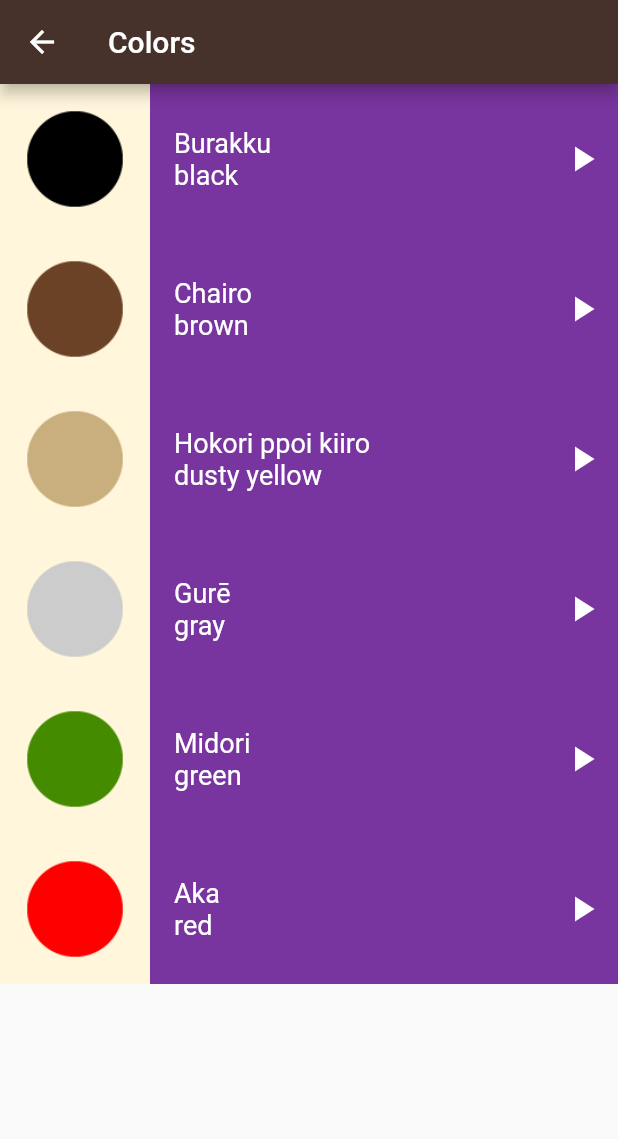
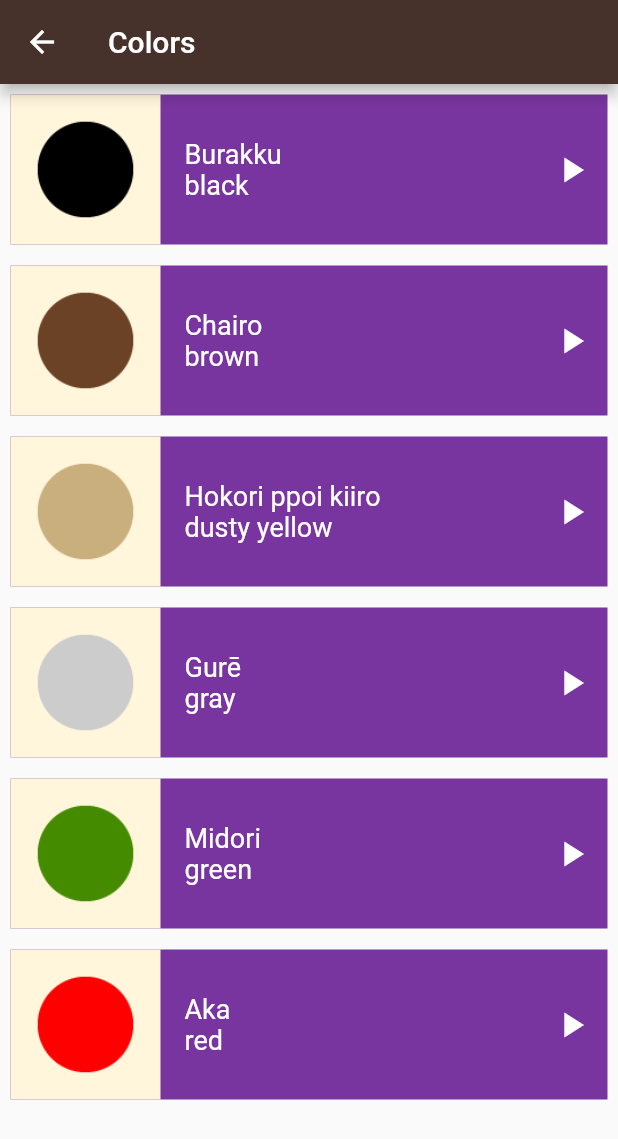
Before and after one commit to AhmedAElghareeb/LanguageLearningApp, a Flutter app: the screen it shows after launch, after a tap on "Colors", on a phone screen of 412 x 824 dp. Shown: the top 1139 px of the screen. Run offline on Flutter 3.47's test engine with Material 2 defaults, Android fonts, the phone set to English and light mode, and no system bars; our stand-ins replace audioplayers.

Commit message:
new changes..

```diff
--- a/lib/components/category.dart
+++ b/lib/components/category.dart
@@ -13,7 +13,9 @@ class Category extends StatelessWidget
   @override
   Widget build(BuildContext context) {
     // TODO: implement build
-    return GestureDetector(
+    return Padding(
+      padding: const EdgeInsets.all(10.0),
+      child: GestureDetector(
         onTap: onTap,
         child: Container(
           alignment: Alignment.centerLeft,
@@ -31,6 +33,7 @@ class Category extends StatelessWidget
             ),
           ),
         ),
+      ),
     );
   }
 }
--- a/lib/screens/colors_page.dart
+++ b/lib/screens/colors_page.dart
@@ -55,10 +55,13 @@ class ColorsPage extends StatelessWidget
         itemCount: colors.length,
         itemBuilder: (context, index)
         {
-          return ListItem(
-            itemType: "colors",
-            item: colors[index],
-            color: Color(0xff79359F),
+          return Padding(
+            padding: const EdgeInsets.all(7.0),
+            child: ListItem(
+              itemType: "colors",
+              item: colors[index],
+              color: Color(0xff79359F),
+            ),
           );
         },
       ),
--- a/lib/screens/home.dart
+++ b/lib/screens/home.dart
@@ -15,11 +15,21 @@ class Home extends StatelessWidget
       appBar: AppBar(
         backgroundColor: Color(0xff46322B),
         title: Text(
-          "Toku App",
+          "Language Learning App",
         ),
       ),
-      body: Column(
+      body: ListView(
+        scrollDirection: Axis.vertical,
+        physics: BouncingScrollPhysics(),
         children: [
+          Column(
+            mainAxisAlignment: MainAxisAlignment.center,
+            children: [
+              Image.asset(
+                "assets/logo.jpeg",
+                width: 200,
+                height: 200,
+              ),
               Category(
                 text: "Numbers",
                 color: Color(0xffEF9235),
@@ -62,6 +72,8 @@ class Home extends StatelessWidget
               ),
             ],
           ),
+        ],
+      ),
     );
   }
 }
--- a/pubspec.yaml
+++ b/pubspec.yaml
@@ -68,6 +68,7 @@ flutter:
     - assets/sounds/family_members/
     - assets/sounds/numbers/
     - assets/sounds/phrases/
+    - assets/logo.jpeg
 
   # An image asset can refer to one or more resolution-specific "variants", see
   # https://flutter.dev/assets-and-images/#resolution-aware
```
Also changed, not shown: lib/screens/family_members_page.dart (+7 -4 lines), lib/screens/numbers_page.dart (+7 -4 lines), lib/screens/phrases_page.dart (+7 -4 lines), assets/logo.jpeg (added). Lines whose indentation alone changed are shown as unchanged.
